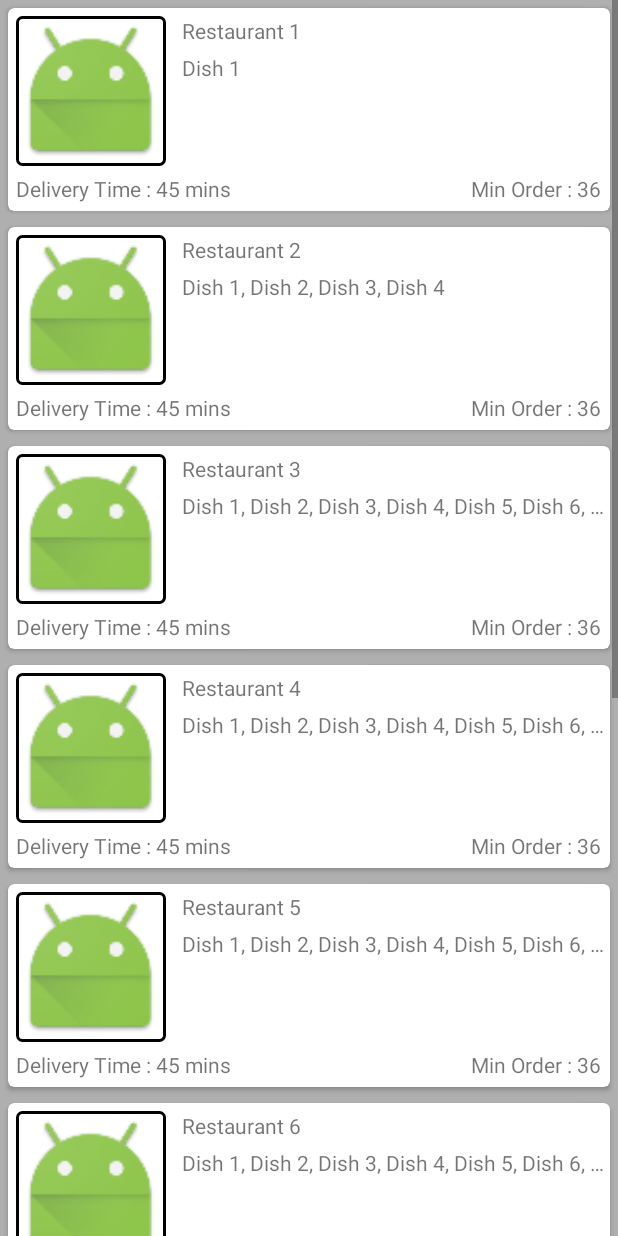
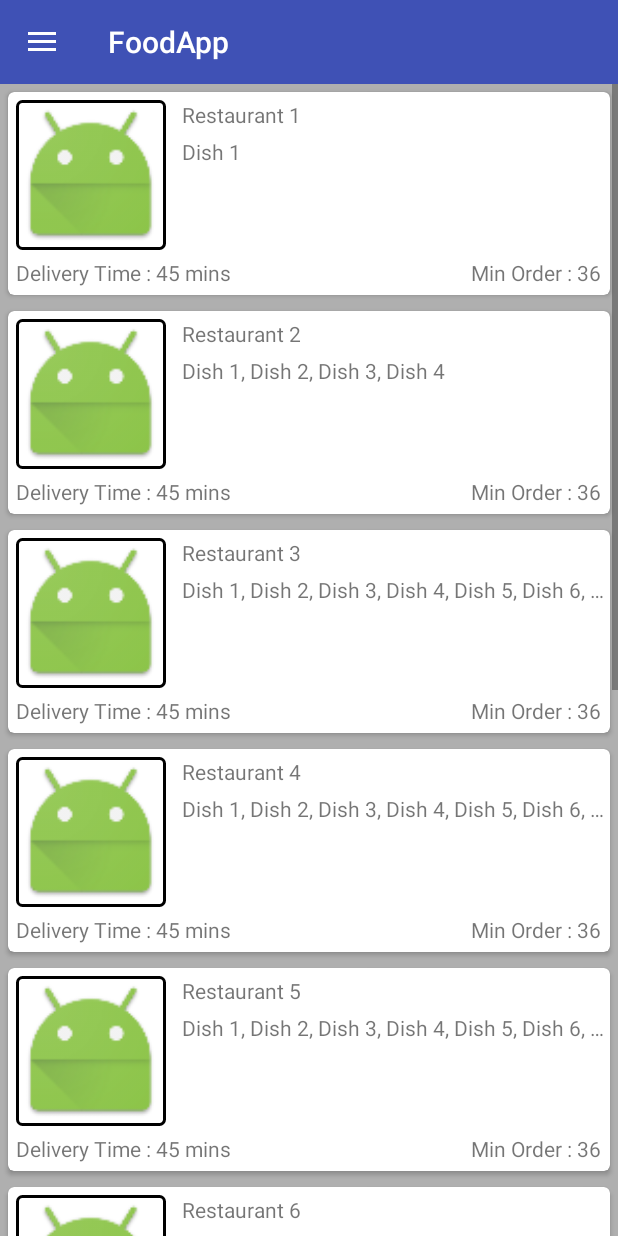
Before and after one commit to Sivashankar06/Projects, an Android app: the RestaurantsActivity screen opened directly, with no data from a screen before it, on a phone screen of 412 x 824 dp. Run offline under Robolectric (Android 15) with nearby library versions, the phone set to English and light mode, and no system bars; our stand-ins replace CircleImageView; pictures from the network do not load.

Commit message:
Added the navigation view in the restaurant page.

```diff
--- a/FoodApp/app/src/main/java/com/siva/foodapp/RestaurantsActivity.java
+++ b/FoodApp/app/src/main/java/com/siva/foodapp/RestaurantsActivity.java
@@ -2,9 +2,16 @@ package com.siva.foodapp;
 
 import android.os.Bundle;
 import android.support.annotation.Nullable;
+import android.support.design.widget.NavigationView;
+import android.support.v4.widget.DrawerLayout;
+import android.support.v7.app.ActionBarDrawerToggle;
 import android.support.v7.app.AppCompatActivity;
 import android.support.v7.widget.LinearLayoutManager;
 import android.support.v7.widget.RecyclerView;
+import android.support.v7.widget.Toolbar;
+import android.view.MenuItem;
+import android.view.View;
+import android.widget.Toast;
 
 import com.siva.foodapp.data.RestaurantDataModel;
 import com.siva.foodapp.dummy.ResponseMock;
@@ -16,24 +23,93 @@ import java.util.ArrayList;
  */
 public class RestaurantsActivity extends AppCompatActivity {
 
+    private Toolbar mToolbar;
+    private DrawerLayout mDrawerLayout;
+
+    private RecyclerView mRestaurantListView;
     private ArrayList<RestaurantDataModel> mRestaurantDataModels;
-    private RecyclerView mRestaurantListView;
     private RestaurantAdapter mRestaurantAdapter;
+
+    private NavigationView mNavigationView;
 
     @Override
     protected void onCreate(@Nullable Bundle savedInstanceState) {
         super.onCreate(savedInstanceState);
         setContentView(R.layout.activity_restaurants);
 
+        // Initializing Toolbar and setting it as the actionbar
+        mToolbar = (Toolbar) findViewById(R.id.toolbar);
+        setSupportActionBar(mToolbar);
+
         mRestaurantListView = (RecyclerView) findViewById(R.id.restaurant_list);
-
         mRestaurantDataModels = ResponseMock.getRestaurantsDetails();
         mRestaurantAdapter = new RestaurantAdapter(this, mRestaurantDataModels);
 
         RecyclerView.LayoutManager mLayoutManager = new LinearLayoutManager(this);
         mRestaurantListView.setLayoutManager(mLayoutManager);
+
 //        recyclerView.addItemDecoration(new GridSpacingItemDecoration(2, dpToPx(10), true));
 //        recyclerView.setItemAnimator(new DefaultItemAnimator());
         mRestaurantListView.setAdapter(mRestaurantAdapter);
+
+
+        mDrawerLayout = (DrawerLayout) findViewById(R.id.drawer);
+
+
+        //Initializing NavigationView
+        mNavigationView = (NavigationView) findViewById(R.id.drawer_list);
+
+        //Setting Navigation View Item Selected Listener to handle the item click of the navigation menu
+        mNavigationView.setNavigationItemSelectedListener(new NavigationView.OnNavigationItemSelectedListener() {
+
+            // This method will trigger on item Click of navigation menu
+            @Override
+            public boolean onNavigationItemSelected(MenuItem menuItem) {
+
+
+                //Checking if the item is in checked state or not, if not make it in checked state
+                if (menuItem.isChecked()) menuItem.setChecked(false);
+                else menuItem.setChecked(true);
+
+                //Closing drawer on item click
+                mDrawerLayout.closeDrawers();
+
+                //Check to see which item was being clicked and perform appropriate action
+                switch (menuItem.getItemId()) {
+
+
+                    //Replacing the main content with ContentFragment Which is our Inbox View;
+                    case R.id.restaurants:
+                        Toast.makeText(getApplicationContext(), "Resturants Selected", Toast.LENGTH_SHORT).show();
+                        break;
+                    case R.id.orders:
+                        Toast.makeText(getApplicationContext(), "Orders Selected", Toast.LENGTH_SHORT).show();
+                        break;
+                    case R.id.info:
+                        Toast.makeText(getApplicationContext(), "Info Selected", Toast.LENGTH_SHORT).show();
+                        break;
+                }
+                return true;
+            }
+        });
+        // Initializing Drawer Layout and ActionBarToggle
+        ActionBarDrawerToggle actionBarDrawerToggle = new ActionBarDrawerToggle(this,mDrawerLayout,
+                mToolbar,R.string.open, R.string.close){
+
+            @Override
+            public void onDrawerClosed(View drawerView) {
+                super.onDrawerClosed(drawerView);
+            }
+
+            @Override
+            public void onDrawerOpened(View drawerView) {
+                super.onDrawerOpened(drawerView);
+            }
+        };
+
+        //Setting the actionbarToggle to drawer layout
+        mDrawerLayout.addDrawerListener(actionBarDrawerToggle);
+        //calling sync state is necessay or else your hamburger icon wont show up
+        actionBarDrawerToggle.syncState();
     }
 }
--- /dev/null
+++ b/FoodApp/app/src/main/java/com/siva/foodapp/view/CircleImageView.java
@@ -0,0 +1,317 @@
+/**
+ * Copyright (C) 2014 The Android Open Source Project
+ *
+ * Licensed under the Apache License, Version 2.0 (the "License");
+ * you may not use this file except in compliance with the License.
+ * You may obtain a copy of the License at
+ *
+ *      http://www.apache.org/licenses/LICENSE-2.0
+ *
+ * Unless required by applicable law or agreed to in writing, software
+ * distributed under the License is distributed on an "AS IS" BASIS,
+ * WITHOUT WARRANTIES OR CONDITIONS OF ANY KIND, either express or implied.
+ * See the License for the specific language governing permissions and
+ * limitations under the License.
+ */
+package com.siva.foodapp.view;
+
+import android.content.Context;
+import android.content.res.TypedArray;
+import android.graphics.Bitmap;
+import android.graphics.BitmapShader;
+import android.graphics.Canvas;
+import android.graphics.Color;
+import android.graphics.ColorFilter;
+import android.graphics.Matrix;
+import android.graphics.Paint;
+import android.graphics.RectF;
+import android.graphics.Shader;
+import android.graphics.drawable.BitmapDrawable;
+import android.graphics.drawable.ColorDrawable;
+import android.graphics.drawable.Drawable;
+import android.net.Uri;
+import android.support.annotation.ColorRes;
+import android.support.annotation.DrawableRes;
+import android.util.AttributeSet;
+import android.widget.ImageView;
+
+import com.siva.foodapp.R;
+
+public class CircleImageView extends ImageView {
+
+    private static final ScaleType SCALE_TYPE = ScaleType.CENTER_CROP;
+
+    private static final Bitmap.Config BITMAP_CONFIG = Bitmap.Config.ARGB_8888;
+    private static final int COLORDRAWABLE_DIMENSION = 2;
+
+    private static final int DEFAULT_BORDER_WIDTH = 0;
+    private static final int DEFAULT_BORDER_COLOR = Color.BLACK;
+    private static final boolean DEFAULT_BORDER_OVERLAY = false;
+
+    private final RectF mDrawableRect = new RectF();
+    private final RectF mBorderRect = new RectF();
+
+    private final Matrix mShaderMatrix = new Matrix();
+    private final Paint mBitmapPaint = new Paint();
+    private final Paint mBorderPaint = new Paint();
+
+    private int mBorderColor = DEFAULT_BORDER_COLOR;
+    private int mBorderWidth = DEFAULT_BORDER_WIDTH;
+
+    private Bitmap mBitmap;
+    private BitmapShader mBitmapShader;
+    private int mBitmapWidth;
+    private int mBitmapHeight;
+
+    private float mDrawableRadius;
+    private float mBorderRadius;
+
+    private ColorFilter mColorFilter;
+
+    private boolean mReady;
+    private boolean mSetupPending;
+    private boolean mBorderOverlay;
+
+    public CircleImageView(Context context) {
+        super(context);
+
+        init();
+    }
+
+    public CircleImageView(Context context, AttributeSet attrs) {
+        this(context, attrs, 0);
+    }
+
+    public CircleImageView(Context context, AttributeSet attrs, int defStyle) {
+        super(context, attrs, defStyle);
+        if(isInEditMode()){
+        	return;
+        }
+
+        TypedArray a = context.obtainStyledAttributes(attrs, R.styleable.CircleImageView, defStyle, 0);
+
+        mBorderWidth = a.getDimensionPixelSize(R.styleable.CircleImageView_border_width, DEFAULT_BORDER_WIDTH);
+        mBorderColor = a.getColor(R.styleable.CircleImageView_border_color, DEFAULT_BORDER_COLOR);
+        mBorderOverlay = a.getBoolean(R.styleable.CircleImageView_border_overlay, DEFAULT_BORDER_OVERLAY);
+
+        a.recycle();
+
+        init();
+    }
+
+    private void init() {
+        super.setScaleType(SCALE_TYPE);
+        mReady = true;
+
+        if (mSetupPending) {
+            setup();
+            mSetupPending = false;
+        }
+    }
+
+    @Override
+    public ScaleType getScaleType() {
+        return SCALE_TYPE;
+    }
+
+    @Override
+    public void setScaleType(ScaleType scaleType) {
+        if (scaleType != SCALE_TYPE) {
+            throw new IllegalArgumentException(String.format("ScaleType %s not supported.", scaleType));
+        }
+    }
+
+    @Override
+    public void setAdjustViewBounds(boolean adjustViewBounds) {
+        if (adjustViewBounds) {
+            throw new IllegalArgumentException("adjustViewBounds not supported.");
+        }
+    }
+
+    @Override
+    protected void onDraw(Canvas canvas) {
+        if (getDrawable() == null) {
+            return;
+        }
+
+        canvas.drawCircle(getWidth() / 2, getHeight() / 2, mDrawableRadius, mBitmapPaint);
+        if (mBorderWidth != 0) {
+            canvas.drawCircle(getWidth() / 2, getHeight() / 2, mBorderRadius, mBorderPaint);
+        }
+    }
+
+    @Override
+    protected void onSizeChanged(int w, int h, int oldw, int oldh) {
+        super.onSizeChanged(w, h, oldw, oldh);
+        setup();
+    }
+
+    public int getBorderColor() {
+        return mBorderColor;
+    }
+
+    public void setBorderColor(int borderColor) {
+        if (borderColor == mBorderColor) {
+            return;
+        }
+
+        mBorderColor = borderColor;
+        mBorderPaint.setColor(mBorderColor);
+        invalidate();
+    }
+
+    public void setBorderColorResource(@ColorRes int borderColorRes) {
+        setBorderColor(getContext().getResources().getColor(borderColorRes));
+    }
+
+    public int getBorderWidth() {
+        return mBorderWidth;
+    }
+
+    public void setBorderWidth(int borderWidth) {
+        if (borderWidth == mBorderWidth) {
+            return;
+        }
+
+        mBorderWidth = borderWidth;
+        setup();
+    }
+
+    public boolean isBorderOverlay() {
+        return mBorderOverlay;
+    }
+
+    public void setBorderOverlay(boolean borderOverlay) {
+        if (borderOverlay == mBorderOverlay) {
+            return;
+        }
+
+        mBorderOverlay = borderOverlay;
+        setup();
+    }
+
+    @Override
+    public void setImageBitmap(Bitmap bm) {
+        super.setImageBitmap(bm);
+        mBitmap = bm;
+        setup();
+    }
+
+    @Override
+    public void setImageDrawable(Drawable drawable) {
+        super.setImageDrawable(drawable);
+        mBitmap = getBitmapFromDrawable(drawable);
+        setup();
+    }
+
+    @Override
+    public void setImageResource(@DrawableRes int resId) {
+        super.setImageResource(resId);
+        mBitmap = getBitmapFromDrawable(getDrawable());
+        setup();
+    }
+
+    @Override
+    public void setImageURI(Uri uri) {
+        super.setImageURI(uri);
+        mBitmap = getBitmapFromDrawable(getDrawable());
+        setup();
+    }
+
+    @Override
+    public void setColorFilter(ColorFilter cf) {
+        if (cf == mColorFilter) {
+            return;
+        }
+
+        mColorFilter = cf;
+        mBitmapPaint.setColorFilter(mColorFilter);
+        invalidate();
+    }
+
+    private Bitmap getBitmapFromDrawable(Drawable drawable) {
+        if (drawable == null) {
+            return null;
+        }
+
+        if (drawable instanceof BitmapDrawable) {
+            return ((BitmapDrawable) drawable).getBitmap();
+        }
+
+        try {
+            Bitmap bitmap;
+
+            if (drawable instanceof ColorDrawable) {
+                bitmap = Bitmap.createBitmap(COLORDRAWABLE_DIMENSION, COLORDRAWABLE_DIMENSION, BITMAP_CONFIG);
+            } else {
+                bitmap = Bitmap.createBitmap(drawable.getIntrinsicWidth(), drawable.getIntrinsicHeight(), BITMAP_CONFIG);
+            }
+
+            Canvas canvas = new Canvas(bitmap);
+            drawable.setBounds(0, 0, canvas.getWidth(), canvas.getHeight());
+            drawable.draw(canvas);
+            return bitmap;
+        } catch (OutOfMemoryError e) {
+        	e.printStackTrace();
+            return null;
+        }
+    }
+
+    private void setup() {
+        if (!mReady) {
+            mSetupPending = true;
+            return;
+        }
+
+        if (mBitmap == null) {
+            return;
+        }
+
+        mBitmapShader = new BitmapShader(mBitmap, Shader.TileMode.CLAMP, Shader.TileMode.CLAMP);
+
+        mBitmapPaint.setAntiAlias(true);
+        mBitmapPaint.setShader(mBitmapShader);
+
+        mBorderPaint.setStyle(Paint.Style.STROKE);
+        mBorderPaint.setAntiAlias(true);
+        mBorderPaint.setColor(mBorderColor);
+        mBorderPaint.setStrokeWidth(mBorderWidth);
+
+        mBitmapHeight = mBitmap.getHeight();
+        mBitmapWidth = mBitmap.getWidth();
+
+        mBorderRect.set(0, 0, getWidth(), getHeight());
+        mBorderRadius = Math.min((mBorderRect.height() - mBorderWidth) / 2, (mBorderRect.width() - mBorderWidth) / 2);
+
+        mDrawableRect.set(mBorderRect);
+        if (!mBorderOverlay) {
+            mDrawableRect.inset(mBorderWidth, mBorderWidth);
+        }
+        mDrawableRadius = Math.min(mDrawableRect.height() / 2, mDrawableRect.width() / 2);
+
+        updateShaderMatrix();
+        invalidate();
+    }
+
+    private void updateShaderMatrix() {
+        float scale;
+        float dx = 0;
+        float dy = 0;
+
+        mShaderMatrix.set(null);
+
+        if (mBitmapWidth * mDrawableRect.height() > mDrawableRect.width() * mBitmapHeight) {
+            scale = mDrawableRect.height() / (float) mBitmapHeight;
+            dx = (mDrawableRect.width() - mBitmapWidth * scale) * 0.5f;
+        } else {
+            scale = mDrawableRect.width() / (float) mBitmapWidth;
+            dy = (mDrawableRect.height() - mBitmapHeight * scale) * 0.5f;
+        }
+
+        mShaderMatrix.setScale(scale, scale);
+        mShaderMatrix.postTranslate((int) (dx + 0.5f) + mDrawableRect.left, (int) (dy + 0.5f) + mDrawableRect.top);
+
+        mBitmapShader.setLocalMatrix(mShaderMatrix);
+    }
+
+}
--- a/FoodApp/app/src/main/res/layout/activity_restaurants.xml
+++ b/FoodApp/app/src/main/res/layout/activity_restaurants.xml
@@ -1,13 +1,33 @@
 <?xml version="1.0" encoding="utf-8"?>
-<LinearLayout xmlns:android="http://schemas.android.com/apk/res/android"
-    android:orientation="vertical" android:layout_width="match_parent"
+<android.support.v4.widget.DrawerLayout xmlns:android="http://schemas.android.com/apk/res/android"
+    xmlns:app="http://schemas.android.com/apk/res-auto"
+    android:id="@+id/drawer"
+    android:orientation="vertical"
+    android:layout_width="match_parent"
     android:background="#50000000"
     android:layout_height="match_parent">
 
-    <android.support.v7.widget.RecyclerView
-        android:id="@+id/restaurant_list"
+    <LinearLayout
+        android:layout_height="match_parent"
         android:layout_width="match_parent"
-        android:layout_height="wrap_content"
-        android:scrollbars="vertical" />
+        android:orientation="vertical">
 
-</LinearLayout>
+        <include layout="@layout/tool_bar" />
+
+        <android.support.v7.widget.RecyclerView
+            android:id="@+id/restaurant_list"
+            android:layout_width="match_parent"
+            android:layout_height="wrap_content"
+            android:scrollbars="vertical" />
+
+    </LinearLayout>
+
+    <android.support.design.widget.NavigationView
+        android:id="@+id/drawer_list"
+        android:layout_height="match_parent"
+        android:layout_width="wrap_content"
+        android:layout_gravity="start"
+        app:headerLayout="@layout/view_drawer_header"
+        app:menu="@menu/navigation_menu" />
+
+</android.support.v4.widget.DrawerLayout>
--- /dev/null
+++ b/FoodApp/app/src/main/res/layout/tool_bar.xml
@@ -0,0 +1,10 @@
+<?xml version="1.0" encoding="utf-8"?>
+<android.support.v7.widget.Toolbar xmlns:android="http://schemas.android.com/apk/res/android"
+    xmlns:local="http://schemas.android.com/apk/res-auto"
+    android:id="@+id/toolbar"
+    android:layout_width="match_parent"
+    android:layout_height="wrap_content"
+    android:minHeight="?attr/actionBarSize"
+    android:background="?attr/colorPrimary"
+    local:theme="@style/ThemeOverlay.AppCompat.Dark.ActionBar"
+    local:popupTheme="@style/ThemeOverlay.AppCompat.Light" />
--- /dev/null
+++ b/FoodApp/app/src/main/res/menu/navigation_menu.xml
@@ -0,0 +1,23 @@
+<?xml version="1.0" encoding="utf-8"?>
+<menu xmlns:android="http://schemas.android.com/apk/res/android">
+    <group android:checkableBehavior="single">
+        <item
+            android:id="@+id/restaurants"
+            android:checked="false"
+            android:icon="@drawable/ic_menu_back"
+            android:title="@string/find_restaurants" />
+
+        <item
+            android:id="@+id/orders"
+            android:checked="false"
+            android:icon="@drawable/ic_menu_back"
+            android:title="@string/orders" />
+
+        <item
+            android:id="@+id/info"
+            android:checked="false"
+            android:icon="@drawable/ic_menu_back"
+            android:title="@string/info" />
+
+    </group>
+</menu>
--- a/FoodApp/app/src/main/res/values/strings.xml
+++ b/FoodApp/app/src/main/res/values/strings.xml
@@ -8,4 +8,11 @@
     <string name="city">City</string>
     <string name="location">Location</string>
 
+    <string name="restaurants">Restaurants</string>
+    <string name="orders">Orders</string>
+    <string name="info">Info</string>
+    <string name="open">Open</string>
+    <string name="close">close</string>
+
+
 </resources>
```
Also changed, not shown: FoodApp/app/src/main/res/layout/view_drawer_header.xml (added, +45 -0 lines), FoodApp/app/src/main/res/values/attrs.xml (added, +8 -0 lines).
